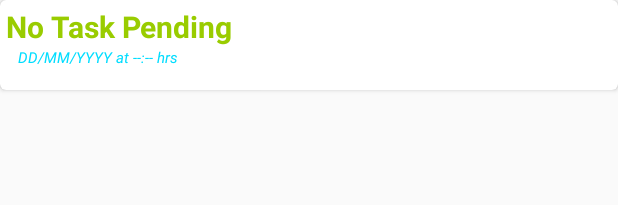
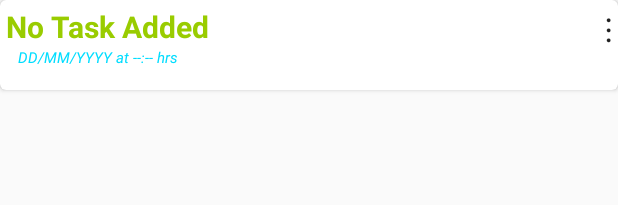
Before and after one commit to kush1833/ToDoApp, an Android app: the layout task_item.xml on its own in the app's theme, with its tools: preview values and no code run, on a phone screen of 412 x 824 dp. Shown: the top 205 px of the screen. Run offline under Robolectric (Android 15) with nearby library versions, the phone set to English and light mode, and no system bars.

Commit message:
Delete feature added

```diff
--- a/app/src/main/java/com/example/kushagra/todo/CreateTask.java
+++ b/app/src/main/java/com/example/kushagra/todo/CreateTask.java
@@ -102,17 +102,19 @@ public class CreateTask extends AppCompatActivity implements TimePickerDialog.On
         String date = mdateTextView.getText().toString();
         String time = mtimeTextView.getText().toString();
         String task = mtaskTextInputLayout.getEditText().getText().toString().trim();
+        if(date!=null && time!=null && task!=null){
             boolean isInserted = db.insertData(task,date,time);
 
 
             if(isInserted == true) {
-            Toast.makeText(CreateTask.this,"Task Added",Toast.LENGTH_LONG).show();
+                Toast.makeText(CreateTask.this, "Task Added", Toast.LENGTH_LONG).show();
                 mdateTextView.setText("");
                 mtimeTextView.setText("");
                 mtaskTextInputLayout.getEditText().setText("");
                 Intent intent = new Intent(this, MainActivity.class);
                 startActivity(intent);
                 finish();
+            }
         }
         else{
             Toast.makeText(CreateTask.this,"Error while adding Task",Toast.LENGTH_LONG).show();
--- a/app/src/main/res/layout/task_item.xml
+++ b/app/src/main/res/layout/task_item.xml
@@ -3,7 +3,8 @@
     xmlns:app="http://schemas.android.com/apk/res-auto"
     android:layout_width="match_parent"
     android:layout_height="60dp"
-    app:cardCornerRadius="4dp">
+    app:cardCornerRadius="4dp"
+    android:id="@+id/itemCardView">
 
     <RelativeLayout
         android:layout_width="match_parent"
@@ -14,7 +15,7 @@
             android:id="@+id/taskTextView"
             android:layout_width="wrap_content"
             android:layout_height="wrap_content"
-            android:text="No Task Pending"
+            android:text="No Task Added"
             android:textColor="@android:color/holo_green_light"
             android:layout_alignParentTop = "true"
             android:textSize="20sp"
@@ -30,6 +31,16 @@
             android:textSize="10sp"
             android:textStyle="italic"
             android:layout_below="@id/taskTextView" />
+
+        <TextView
+            android:id="@+id/optionTextView"
+            android:layout_width="wrap_content"
+            android:layout_height="wrap_content"
+            android:textAppearance="?android:textAppearanceLarge"
+            android:layout_alignParentTop="true"
+            android:layout_alignParentRight="true"
+            android:text="&#8942;" />
+
     </RelativeLayout>
 
 </android.support.v7.widget.CardView>
--- /dev/null
+++ b/app/src/main/res/menu/option_menu.xml
@@ -0,0 +1,5 @@
+<?xml version="1.0" encoding="utf-8"?>
+<menu xmlns:android="http://schemas.android.com/apk/res/android">
+
+    <item android:id="@+id/menu_item_delete" android:title="Delete Task" />
+</menu>
```
Also changed, not shown: app/src/main/java/com/example/kushagra/todo/DatabaseHelper.java (+7 -0 lines), app/src/main/java/com/example/kushagra/todo/MainActivity.java (+21 -4 lines), app/src/main/java/com/example/kushagra/todo/TaskAdapter.java (+46 -3 lines). Lines whose indentation alone changed are shown as unchanged.
